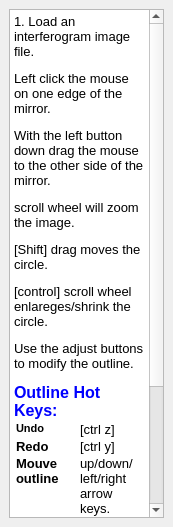
Qt form outlinehelpdocwidget.ui (githubdoe/DFTFringe) before a commit.
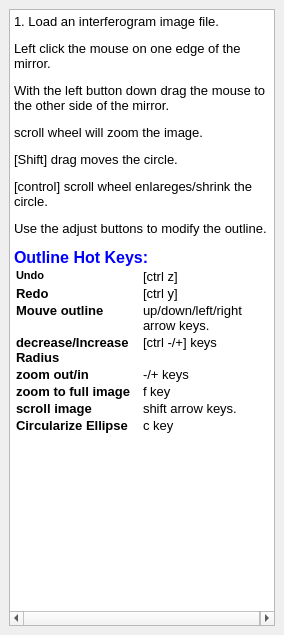
The same form after that commit.

Commit message: Added ellipse outline and circularizing.  Corrected metrics to show Z8 without SA null.  Corrected bath astig calculation.

Diff of the .ui file:
```diff
--- a/outlinehelpdocwidget.ui
+++ b/outlinehelpdocwidget.ui
@@ -6,8 +6,8 @@
    <rect>
     <x>0</x>
     <y>0</y>
-    <width>173</width>
-    <height>527</height>
+    <width>284</width>
+    <height>635</height>
    </rect>
   </property>
   <property name="floating">
@@ -81,7 +81,21 @@
 &lt;p style=&quot; margin-top:12px; margin-bottom:12px; margin-left:0px; margin-right:0px; -qt-block-indent:0; text-indent:0px;&quot;&gt;&lt;span style=&quot; font-size:10pt; font-weight:600;&quot;&gt;scroll image &lt;/span&gt;&lt;/p&gt;&lt;/td&gt;
 &lt;td&gt;
 &lt;p style=&quot; margin-top:12px; margin-bottom:12px; margin-left:0px; margin-right:0px; -qt-block-indent:0; text-indent:0px;&quot;&gt;&lt;span style=&quot; font-size:10pt;&quot;&gt;shift arrow keys.&lt;/span&gt;&lt;/p&gt;&lt;/td&gt;
-&lt;td&gt;&lt;/td&gt;&lt;/tr&gt;&lt;/table&gt;&lt;/body&gt;&lt;/html&gt;</string>
+&lt;td&gt;&lt;/td&gt;&lt;/tr&gt;
+&lt;tr&gt;
+&lt;td&gt;
+&lt;p style=&quot; margin-top:12px; margin-bottom:12px; margin-left:0px; margin-right:0px; -qt-block-indent:0; text-indent:0px;&quot;&gt;&lt;span style=&quot; font-size:10pt; font-weight:600;&quot;&gt;Circularize Ellipse&lt;/span&gt;&lt;/p&gt;&lt;/td&gt;
+&lt;td&gt;
+&lt;p style=&quot; margin-top:12px; margin-bottom:12px; margin-left:0px; margin-right:0px; -qt-block-indent:0; text-indent:0px;&quot;&gt;&lt;span style=&quot; font-size:10pt;&quot;&gt;c key&lt;/span&gt;&lt;/p&gt;&lt;/td&gt;
+&lt;td&gt;&lt;/td&gt;&lt;/tr&gt;&lt;/table&gt;
+&lt;p style=&quot;-qt-paragraph-type:empty; margin-top:0px; margin-bottom:0px; margin-left:0px; margin-right:0px; -qt-block-indent:0; text-indent:0px; font-size:8pt;&quot;&gt;&lt;br /&gt;&lt;/p&gt;
+&lt;p style=&quot;-qt-paragraph-type:empty; margin-top:0px; margin-bottom:0px; margin-left:0px; margin-right:0px; -qt-block-indent:0; text-indent:0px;&quot;&gt;&lt;br /&gt;&lt;/p&gt;
+&lt;p style=&quot;-qt-paragraph-type:empty; margin-top:0px; margin-bottom:0px; margin-left:0px; margin-right:0px; -qt-block-indent:0; text-indent:0px;&quot;&gt;&lt;br /&gt;&lt;/p&gt;
+&lt;p style=&quot;-qt-paragraph-type:empty; margin-top:0px; margin-bottom:0px; margin-left:0px; margin-right:0px; -qt-block-indent:0; text-indent:0px; font-size:9pt; font-weight:600;&quot;&gt;&lt;br /&gt;&lt;/p&gt;
+&lt;p style=&quot;-qt-paragraph-type:empty; margin-top:0px; margin-bottom:0px; margin-left:0px; margin-right:0px; -qt-block-indent:0; text-indent:0px; font-size:9pt; font-weight:600;&quot;&gt;&lt;br /&gt;&lt;/p&gt;
+&lt;p style=&quot;-qt-paragraph-type:empty; margin-top:0px; margin-bottom:0px; margin-left:0px; margin-right:0px; -qt-block-indent:0; text-indent:0px; font-size:9pt; font-weight:600;&quot;&gt;&lt;br /&gt;&lt;/p&gt;
+&lt;p style=&quot;-qt-paragraph-type:empty; margin-top:0px; margin-bottom:0px; margin-left:0px; margin-right:0px; -qt-block-indent:0; text-indent:0px; font-size:12pt;&quot;&gt;&lt;br /&gt;&lt;/p&gt;
+&lt;p style=&quot;-qt-paragraph-type:empty; margin-top:0px; margin-bottom:0px; margin-left:0px; margin-right:0px; -qt-block-indent:0; text-indent:0px; font-size:8pt;&quot;&gt;&lt;br /&gt;&lt;/p&gt;&lt;/body&gt;&lt;/html&gt;</string>
       </property>
      </widget>
     </item>
```
The commit also changes 15 other files.
